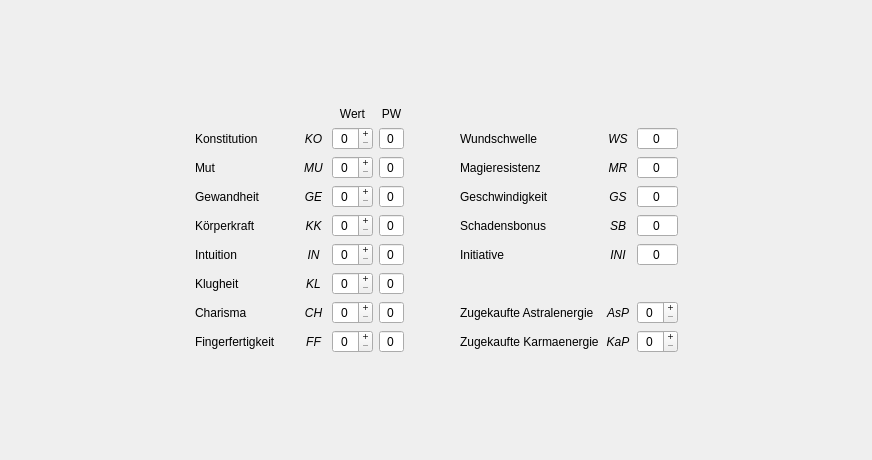
The window that UI/CharakterAttribute.ui (Aeolitus/Sephrasto) describes before a commit, drawn with Qt 5.
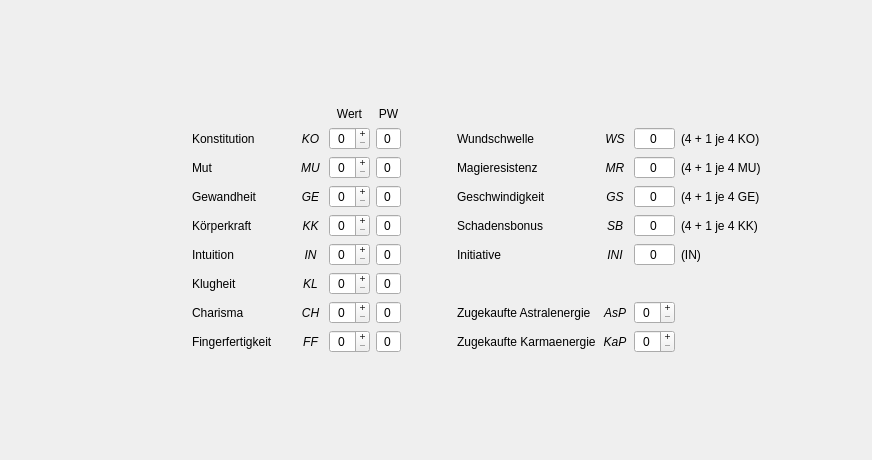
The same window after the commit.

Commit message: Attribute view: show formula for derived stats

Diff of the .ui file:
```diff
--- a/UI/CharakterAttribute.ui
+++ b/UI/CharakterAttribute.ui
@@ -826,6 +826,71 @@
        </property>
       </widget>
      </item>
+     <item row="2" column="9">
+      <widget class="QLabel" name="label_100">
+       <property name="minimumSize">
+        <size>
+         <width>25</width>
+         <height>0</height>
+        </size>
+       </property>
+       <property name="text">
+        <string>(4 + 1 je 4 KO)</string>
+       </property>
+      </widget>
+     </item>
+     <item row="3" column="9">
+      <widget class="QLabel" name="label_101">
+       <property name="minimumSize">
+        <size>
+         <width>25</width>
+         <height>0</height>
+        </size>
+       </property>
+       <property name="text">
+        <string>(4 + 1 je 4 MU)</string>
+       </property>
+      </widget>
+     </item>
+     <item row="4" column="9">
+      <widget class="QLabel" name="label_102">
+       <property name="minimumSize">
+        <size>
+         <width>25</width>
+         <height>0</height>
+        </size>
+       </property>
+       <property name="text">
+        <string>(4 + 1 je 4 GE)</string>
+       </property>
+      </widget>
+     </item>
+     <item row="5" column="9">
+      <widget class="QLabel" name="label_103">
+       <property name="minimumSize">
+        <size>
+         <width>25</width>
+         <height>0</height>
+        </size>
+       </property>
+       <property name="text">
+        <string>(4 + 1 je 4 KK)</string>
+       </property>
+      </widget>
+     </item>
+     <item row="6" column="9">
+      <widget class="QLabel" name="label_104">
+       <property name="minimumSize">
+        <size>
+         <width>25</width>
+         <height>0</height>
+        </size>
+       </property>
+       <property name="text">
+        <string>(IN)</string>
+       </property>
+      </widget>
+     </item>
      <item row="3" column="7">
       <widget class="QLabel" name="label_27">
        <property name="minimumSize">
```
The commit also changes 1 other file.
